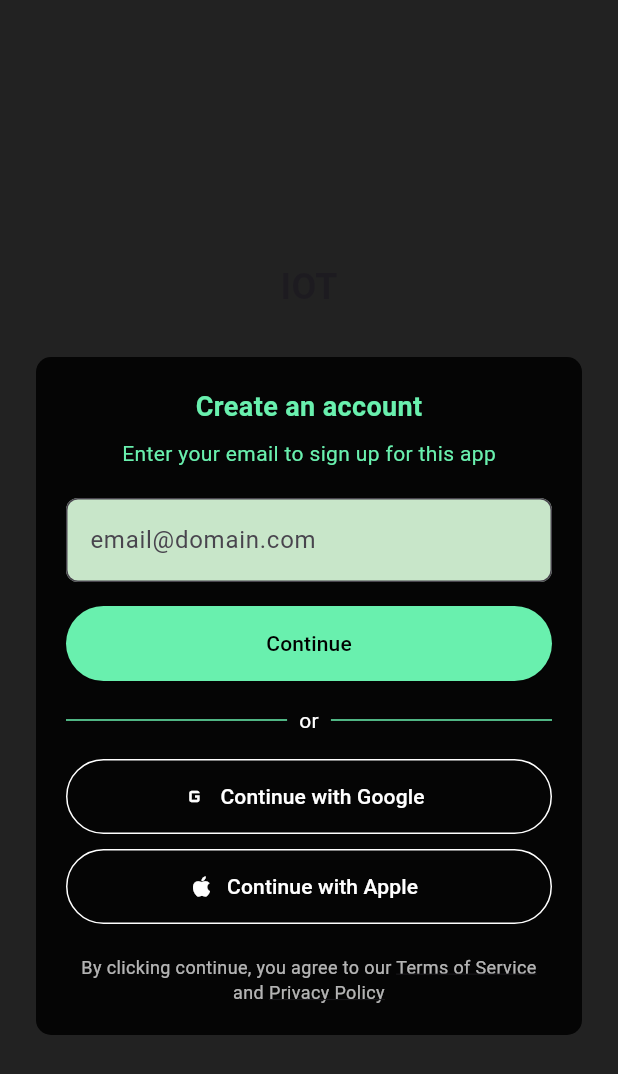
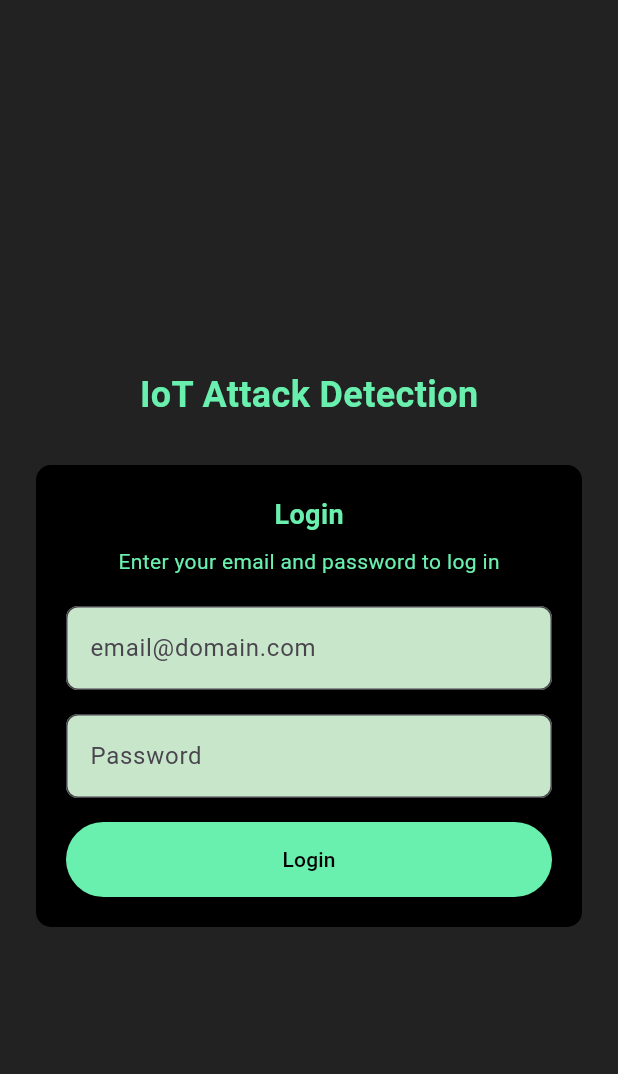
Before and after one commit to EricNjeim/ML-Cyber-Security-for-IOT-Devices---Flutter, a Flutter app: the screen it shows after launch, on a phone screen of 412 x 824 dp. Shown: the top 1074 px of the screen. Run offline on Flutter 3.47's test engine with Material 3 defaults, Android fonts, the phone set to English and light mode, and no system bars; our stand-ins replace shared_preferences.

Commit message:
Finished ui of login + JWT Auth ready

```diff
--- a/lib/main.dart
+++ b/lib/main.dart
@@ -1,14 +1,20 @@
 import 'package:flutter/material.dart';
+import 'package:http/http.dart' as http;
+import 'dart:convert';
+import 'package:shared_preferences/shared_preferences.dart';
+//import 'home_page.dart'; // Assume you have this created
 
 void main() {
   runApp(const MyApp());
 }
+
 class MyApp extends StatelessWidget {
   const MyApp({super.key});
+
   @override
   Widget build(BuildContext context) {
     return MaterialApp(
-      title: 'Flutter Demo',
+      title: 'IoT Attack Detection',
       theme: ThemeData(
         colorScheme: ColorScheme.fromSeed(seedColor: Colors.deepPurple),
         useMaterial3: true,
@@ -17,14 +23,62 @@ class MyApp extends StatelessWidget {
     );
   }
 }
-class SignInPage extends StatelessWidget {
+
+class SignInPage extends StatefulWidget {
   const SignInPage({super.key});
 
   @override
+  State<SignInPage> createState() => _SignInPageState();
+}
+
+class _SignInPageState extends State<SignInPage> {
+  final TextEditingController emailController = TextEditingController();
+  final TextEditingController passwordController = TextEditingController();
+  bool isLoading = false;
+
+  Future<void> login() async {
+    setState(() {
+      isLoading = true;
+    });
+
+    try {
+      final response = await http.post(
+        Uri.parse('http://your-backend-ip-or-url/api/login'), // Replace with your real URL
+        headers: {'Content-Type': 'application/json'},
+        body: jsonEncode({
+          'email': emailController.text.trim(),
+          'password': passwordController.text.trim(),
+        }),
+      );
+
+      if (response.statusCode == 200) {
+        final data = jsonDecode(response.body);
+        final token = data['token'];
+
+        final prefs = await SharedPreferences.getInstance();
+        await prefs.setString('jwt_token', token);
+
+       // Navigator.pushReplacement(context, MaterialPageRoute(builder: (_) => const HomePage()));
+      } else {
+        ScaffoldMessenger.of(context).showSnackBar(
+          const SnackBar(content: Text('Login failed. Please check credentials.')),
+        );
+      }
+    } catch (e) {
+      ScaffoldMessenger.of(context).showSnackBar(
+        const SnackBar(content: Text('Error connecting to server.')),
+      );
+    } finally {
+      setState(() {
+        isLoading = false;
+      });
+    }
+  }
+
+  @override
   Widget build(BuildContext context) {
-    final TextEditingController emailController = TextEditingController();
-
     return Scaffold(
+      backgroundColor: Colors.black87,
       body: SafeArea(
         child: Center(
           child: SingleChildScrollView(
@@ -33,24 +87,23 @@ class SignInPage extends StatelessWidget {
               mainAxisAlignment: MainAxisAlignment.center,
               children: [
                 const SizedBox(height: 40),
-                const Text("IOT", style: TextStyle(fontSize: 24, fontWeight: FontWeight.bold)),
-
+                const Text("IoT Attack Detection", style: TextStyle(fontSize: 24, fontWeight: FontWeight.bold, color: Colors.greenAccent)),
                 const SizedBox(height: 30),
                 Container(
                   padding: const EdgeInsets.all(20),
                   decoration: BoxDecoration(
-                    color: Colors.black87,
+                    color: Colors.black,
                     borderRadius: BorderRadius.circular(10),
                   ),
                   child: Column(
                     children: [
                       const Text(
-                        "Create an account",
+                        "Login",
                         style: TextStyle(color: Colors.greenAccent, fontSize: 18, fontWeight: FontWeight.bold),
                       ),
                       const SizedBox(height: 8),
                       const Text(
-                        "Enter your email to sign up for this app",
+                        "Enter your email and password to log in",
                         style: TextStyle(color: Colors.greenAccent),
                       ),
                       const SizedBox(height: 20),
@@ -64,57 +117,26 @@ class SignInPage extends StatelessWidget {
                         ),
                       ),
                       const SizedBox(height: 16),
-                      ElevatedButton(
-                        onPressed: () {},
+                      TextField(
+                        controller: passwordController,
+                        obscureText: true,
+                        decoration: InputDecoration(
+                          hintText: "Password",
+                          filled: true,
+                          fillColor: Colors.green[100],
+                          border: OutlineInputBorder(borderRadius: BorderRadius.circular(8)),
+                        ),
+                      ),
+                      const SizedBox(height: 16),
+                      isLoading
+                          ? const CircularProgressIndicator(color: Colors.greenAccent)
+                          : ElevatedButton(
+                        onPressed: login,
                         style: ElevatedButton.styleFrom(
                           backgroundColor: Colors.greenAccent,
                           minimumSize: const Size(double.infinity, 50),
                         ),
-                        child: const Text("Continue", style: TextStyle(color: Colors.black)),
-                      ),
-                      const SizedBox(height: 16),
-                      const Row(
-                        children: [
-                          Expanded(child: Divider(color: Colors.greenAccent)),
-                          Padding(
-                            padding: EdgeInsets.symmetric(horizontal: 8.0),
-                            child: Text("or", style: TextStyle(color: Colors.white)),
-                          ),
-                          Expanded(child: Divider(color: Colors.greenAccent)),
-                        ],
-                      ),
-                      const SizedBox(height: 16),
-                      OutlinedButton.icon(
-                        onPressed: () {},
-                        icon: const Icon(Icons.g_mobiledata, color: Colors.white),
-                        label: const Text("Continue with Google", style: TextStyle(color: Colors.white)),
-                        style: OutlinedButton.styleFrom(
-                          side: const BorderSide(color: Colors.white),
-                          minimumSize: const Size(double.infinity, 50),
-                        ),
-                      ),
-                      const SizedBox(height: 10),
-                      OutlinedButton.icon(
-                        onPressed: () {},
-                        icon: const Icon(Icons.apple, color: Colors.white),
-                        label: const Text("Continue with Apple", style: TextStyle(color: Colors.white)),
-                        style: OutlinedButton.styleFrom(
-                          side: const BorderSide(color: Colors.white),
-                          minimumSize: const Size(double.infinity, 50),
-                        ),
-                      ),
-                      const SizedBox(height: 20),
-                      const Text.rich(
-                        TextSpan(
-                          text: 'By clicking continue, you agree to our ',
-                          style: TextStyle(color: Colors.white70, fontSize: 12),
-                          children: [
-                            TextSpan(text: 'Terms of Service', style: TextStyle(decoration: TextDecoration.underline)),
-                            TextSpan(text: ' and '),
-                            TextSpan(text: 'Privacy Policy', style: TextStyle(decoration: TextDecoration.underline)),
-                          ],
-                        ),
-                        textAlign: TextAlign.center,
+                        child: const Text("Login", style: TextStyle(color: Colors.black)),
                       ),
                     ],
                   ),
@@ -124,7 +146,6 @@ class SignInPage extends StatelessWidget {
           ),
         ),
       ),
-      backgroundColor: Colors.black87,
     );
   }
 }
--- a/pubspec.yaml
+++ b/pubspec.yaml
@@ -30,7 +30,8 @@ environment:
 dependencies:
   flutter:
     sdk: flutter
-
+  http: ^1.1.0
+  shared_preferences: ^2.2.2
 
   # The following adds the Cupertino Icons font to your application.
   # Use with the CupertinoIcons class for iOS style icons.
```
Also changed, not shown: pubspec.lock.
